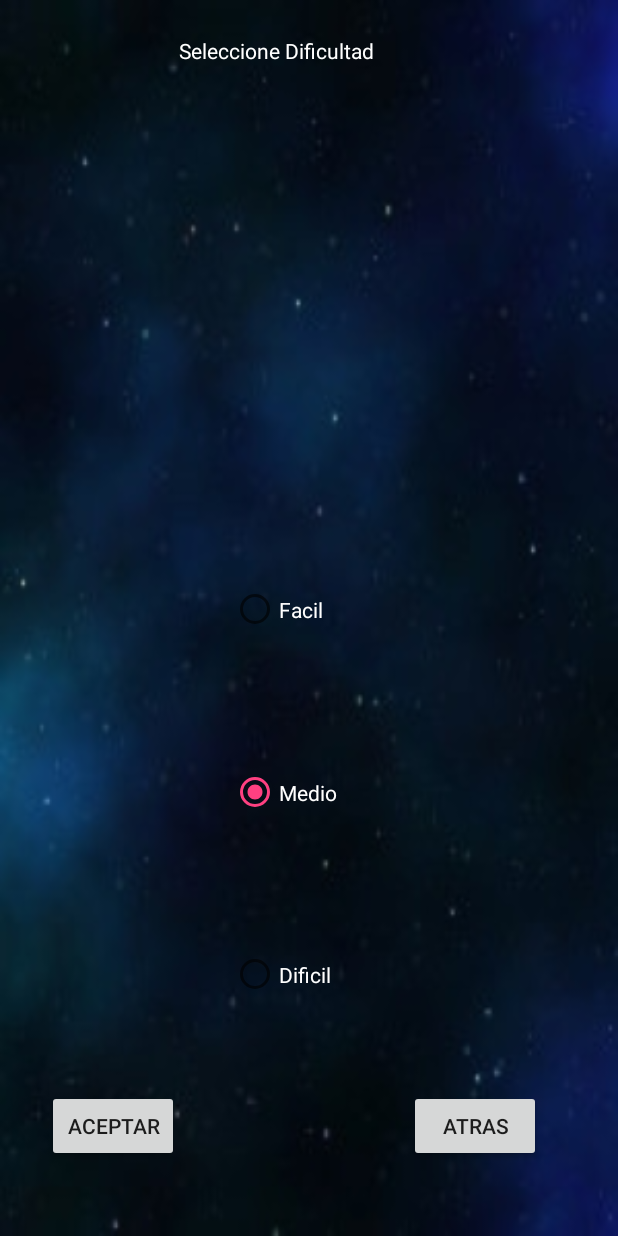
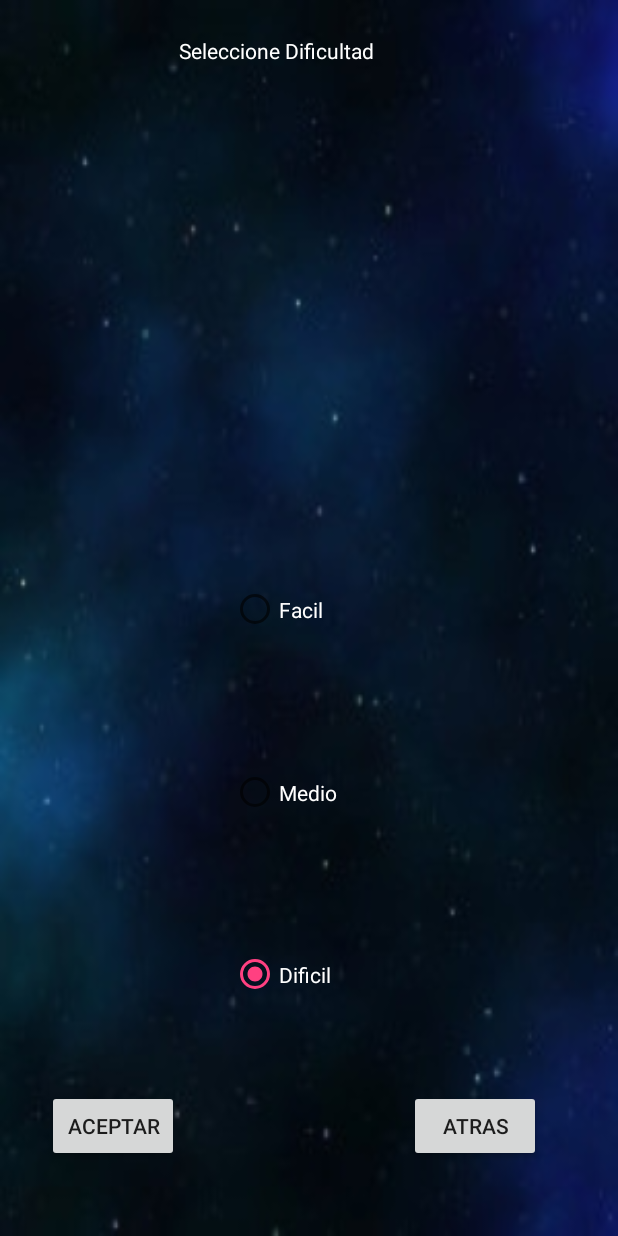
Before and after one commit to josuebass09/proyectoMemoriaMoviles, an Android app: the DificultadActivity screen opened directly, with no data from a screen before it, on a phone screen of 412 x 824 dp. Run offline under Robolectric (Android 15) with nearby library versions, the phone set to English and light mode, and no system bars.

Commit message:
Seleccionar Tema y Dificultad, se agrego que no pueda tocar fuera del dialog

```diff
--- a/app/src/main/java/una/ac/cr/proyectomemoriamoviles/DificultadActivity.java
+++ b/app/src/main/java/una/ac/cr/proyectomemoriamoviles/DificultadActivity.java
@@ -1,7 +1,9 @@
 package una.ac.cr.proyectomemoriamoviles;
 
 
+import android.content.Context;
 import android.content.Intent;
+import android.content.SharedPreferences;
 import android.media.AudioManager;
 import android.media.MediaPlayer;
 import android.os.Bundle;
@@ -10,6 +12,7 @@ import android.view.View;
 import android.widget.Button;
 import android.widget.RadioButton;
 import android.widget.RadioGroup;
+import android.widget.Toast;
 
 public class DificultadActivity extends AppCompatActivity {
     private Button btnAtras;
@@ -17,6 +20,10 @@ public class DificultadActivity extends AppCompatActivity {
     private RadioButton radioButton;
     private RadioGroup radioGroup;
     private MediaPlayer sonidoToqueMenu;
+    private RadioButton facil;
+    private RadioButton medio;
+    private RadioButton dificil;
+
 
 
 
@@ -30,7 +37,23 @@ public class DificultadActivity extends AppCompatActivity {
         radioGroup=(RadioGroup)findViewById(R.id.radioGroupDificultad);
 
         sonidoToqueMenu= MediaPlayer.create(this,R.raw.sonidotoquemenu);
-        sonidoToqueMenu.setAudioStreamType(AudioManager.STREAM_MUSIC);;
+        sonidoToqueMenu.setAudioStreamType(AudioManager.STREAM_MUSIC);
+
+
+        facil = (RadioButton)findViewById(R.id.radioFacil);
+        medio = (RadioButton)findViewById(R.id.radioMedio);
+        dificil = (RadioButton)findViewById(R.id.radioDificil);
+
+        final int obtenerDificultad = obtenerOpcionesD(this);
+        Toast.makeText(this,"La dificultad es: " + obtenerDificultad, Toast.LENGTH_SHORT).show();
+
+        if(obtenerDificultad==facil.getId()){
+            facil.setChecked(true);
+        }else if(obtenerDificultad==medio.getId()){
+            medio.setChecked(true);
+        }else{
+            dificil.setChecked(true);
+        }
 
 
 
@@ -42,24 +65,30 @@ public class DificultadActivity extends AppCompatActivity {
             @Override
             public void onClick(View v)
             {
-                int radioSeleccionado=radioGroup.getCheckedRadioButtonId();
-                radioButton=(RadioButton)findViewById(radioSeleccionado);
+                int radioNSeleccionado=radioGroup.getCheckedRadioButtonId();
+                radioButton=(RadioButton)findViewById(radioNSeleccionado);
 
 
                 switch(radioButton.getText().toString())
                 {
                     case "Facil":
                         enviarNivel("Facil");
+                        Toast.makeText(getApplicationContext(),"Facil",Toast.LENGTH_SHORT).show();
+                        guardarNivelSeleccionado(radioNSeleccionado);
 
                         break;
 
                     case "Medio":
                         enviarNivel("Medio");
+                        Toast.makeText(getApplicationContext(),"Medio",Toast.LENGTH_SHORT).show();
+                        guardarNivelSeleccionado(radioNSeleccionado);
 
                         break;
 
                     case "Dificil":
                         enviarNivel("Dificil");
+                        Toast.makeText(getApplicationContext(),"Dificil",Toast.LENGTH_SHORT).show();
+                        guardarNivelSeleccionado(radioNSeleccionado);
 
                         break;
 
@@ -93,7 +122,18 @@ public class DificultadActivity extends AppCompatActivity {
     }
 
 
+    private void guardarNivelSeleccionado(int radioNSeleccionado) {
 
+        SharedPreferences prefD = this.getSharedPreferences("AppPrefD",MODE_PRIVATE);
+        SharedPreferences.Editor editorD = prefD.edit();
+        editorD.putInt("Seleccionada",radioNSeleccionado);
+        editorD.apply();
+    }
+
+    static public int obtenerOpcionesD(Context context){
+        SharedPreferences prefD = context.getSharedPreferences("AppPrefD",MODE_PRIVATE);
+        return prefD.getInt("Seleccionada",0);
+    }
 
 
     public void irAMainActivity()
--- a/app/src/main/java/una/ac/cr/proyectomemoriamoviles/TemasActivity.java
+++ b/app/src/main/java/una/ac/cr/proyectomemoriamoviles/TemasActivity.java
@@ -48,11 +48,11 @@ public class TemasActivity extends AppCompatActivity {
         Toast.makeText(this,"El tema elegido es: " + obtenerDatos, Toast.LENGTH_SHORT).show();
 
         //
-        if(obtenerDatos==2131624100){
+        if(obtenerDatos==animales.getId()){
             animales.setChecked(true);
-        } else if(obtenerDatos==2131624101){
+        } else if(obtenerDatos==personajes.getId()){
             personajes.setChecked(true);
-        }else if(obtenerDatos==2131624102) {
+        }else if(obtenerDatos==paises.getId()) {
             paises.setChecked(true);
         }else{
             frutas.setChecked(true);
--- a/app/src/main/res/layout/activity_dificultad.xml
+++ b/app/src/main/res/layout/activity_dificultad.xml
@@ -27,7 +27,7 @@
         android:layout_marginBottom="42dp">
 
         <RadioButton
-            android:id="@+id/radioButton"
+            android:id="@+id/radioFacil"
             android:layout_width="match_parent"
             android:layout_height="70dp"
             android:layout_alignLeft="@+id/txtViewDificultad"
@@ -38,24 +38,23 @@
             android:textColor="@color/blanco" />
 
         <RadioButton
-            android:id="@+id/radioButton2"
+            android:id="@+id/radioMedio"
             android:layout_width="match_parent"
             android:layout_height="70dp"
-            android:layout_alignLeft="@+id/radioButton"
-            android:layout_alignStart="@+id/radioButton"
-            android:layout_below="@+id/radioButton"
+            android:layout_alignLeft="@+id/radioFacil"
+            android:layout_alignStart="@+id/radioFacil"
+            android:layout_below="@+id/radioFacil"
             android:layout_marginTop="52dp"
-            android:checked="true"
             android:text="@string/radioMedio"
             android:textColor="@color/blanco" />
 
         <RadioButton
-            android:id="@+id/radioButton3"
+            android:id="@+id/radioDificil"
             android:layout_width="103dp"
             android:layout_height="70dp"
-            android:layout_alignLeft="@+id/radioButton2"
-            android:layout_alignStart="@+id/radioButton2"
-            android:layout_below="@+id/radioButton2"
+            android:layout_alignLeft="@+id/radioMedio"
+            android:layout_alignStart="@+id/radioMedio"
+            android:layout_below="@+id/radioMedio"
             android:layout_marginTop="51dp"
             android:text="@string/radioDificil"
             android:textColor="@color/blanco" />
```
Also changed, not shown: app/src/main/java/una/ac/cr/proyectomemoriamoviles/Base.java (+25 -6 lines).
